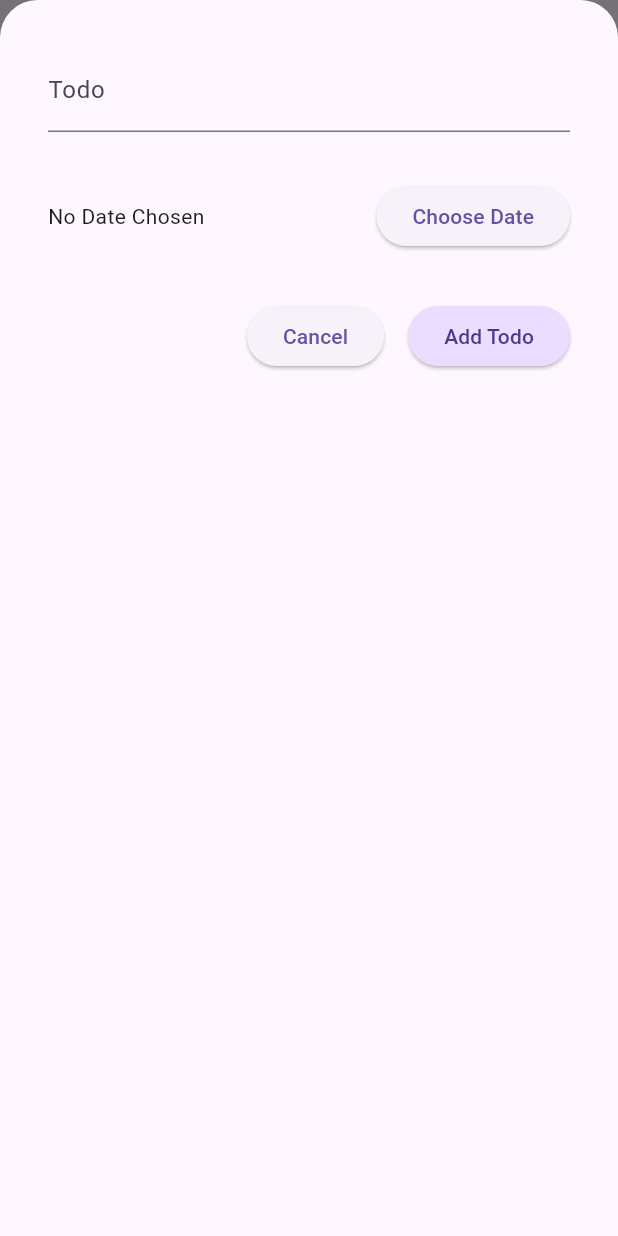
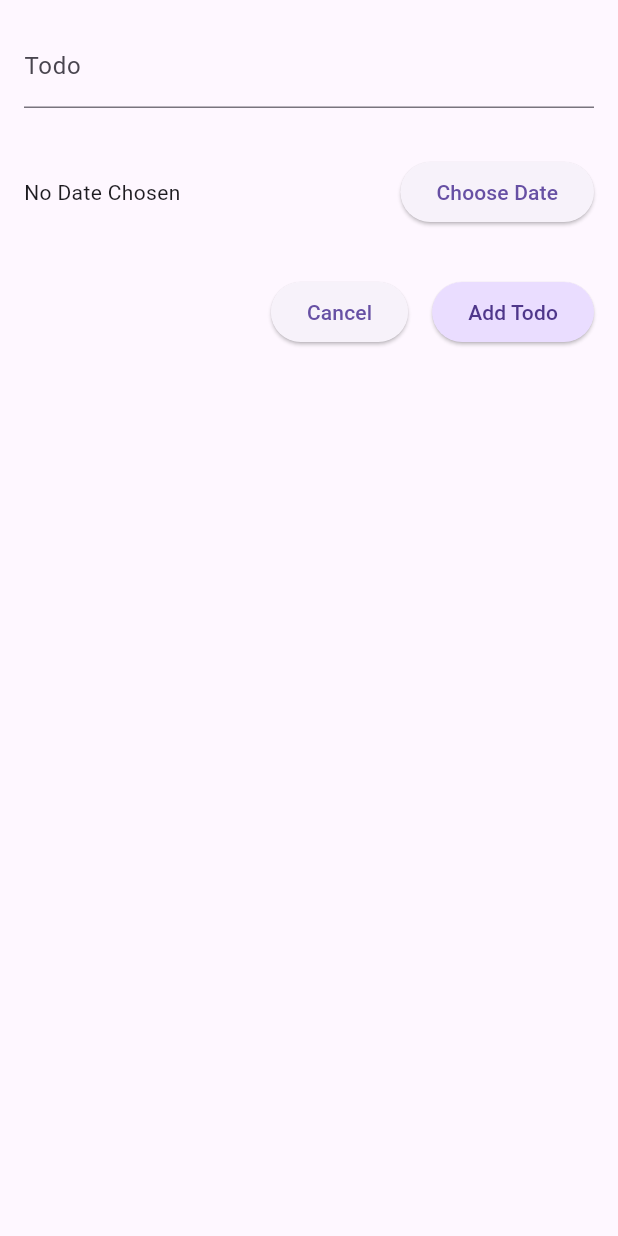
Before and after one commit to ErroredPasta/flutter-todo-app, a Flutter app: the screen it shows after launch, after a tap on the "add" icon, on a phone screen of 412 x 824 dp. Run offline on Flutter 3.47's test engine with Material 3 defaults, Android fonts, the phone set to English and light mode, and no system bars; our stand-ins replace flutter_riverpod, freezed_annotation, riverpod_annotation, sqflite; accounts and stored records are empty; generated files the repository leaves out were written again.

Commit message:
feature: updated add and detail screens not to use bottom sheet

```diff
--- a/lib/ui/screen/todo_list/todo_list_screen.dart
+++ b/lib/ui/screen/todo_list/todo_list_screen.dart
@@ -50,23 +50,8 @@ class TodoListScreen extends ConsumerWidget {
   }
 
   void _showAddScreen(BuildContext context) {
-    showModalBottomSheet(
-      context: context,
-      shape: const RoundedRectangleBorder(
-        borderRadius: BorderRadius.vertical(top: Radius.circular(25.0)),
-      ),
-      builder: (ctx) => Padding(
-        padding: EdgeInsets.fromLTRB(
-          16,
-          16,
-          16,
-          16 + MediaQuery.of(context).viewInsets.bottom,
-        ),
-        child: const TodoAddScreen(),
-      ),
-      clipBehavior: Clip.hardEdge,
-      isScrollControlled: true,
-      backgroundColor: Theme.of(context).colorScheme.surface,
-    );
+    Navigator.of(context).push(MaterialPageRoute(
+      builder: (ctx) => const TodoAddScreen(),
+    ));
   }
 }
```
Also changed, not shown: lib/ui/screen/todo_list/todo_item.dart (+3 -26 lines).
